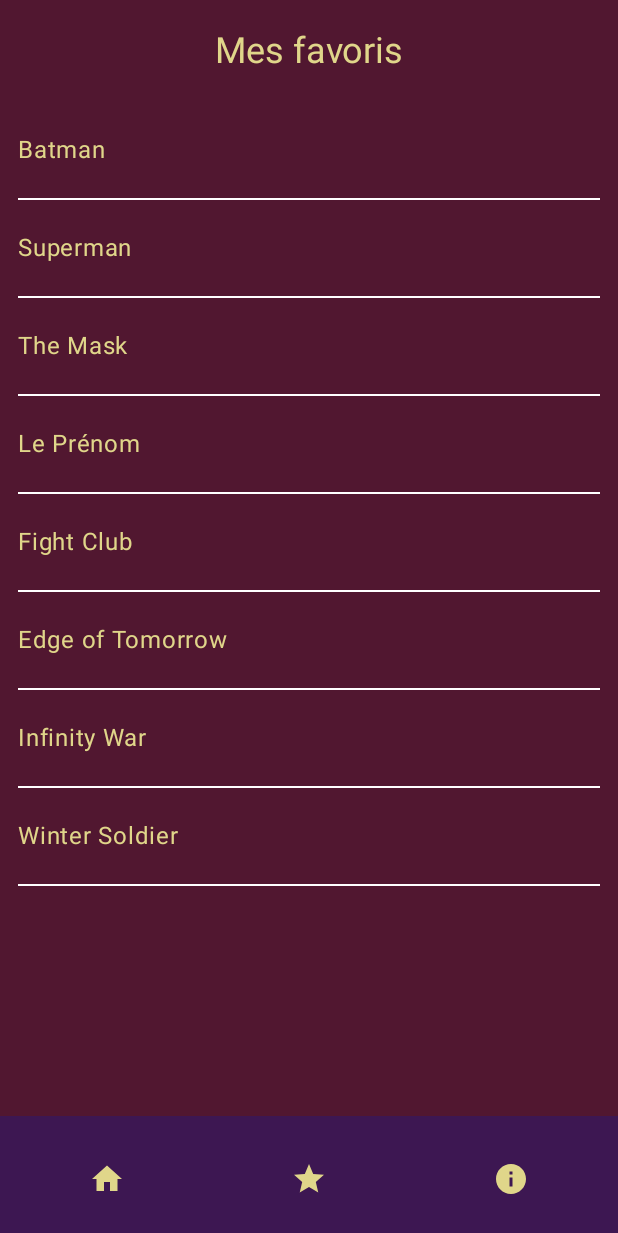
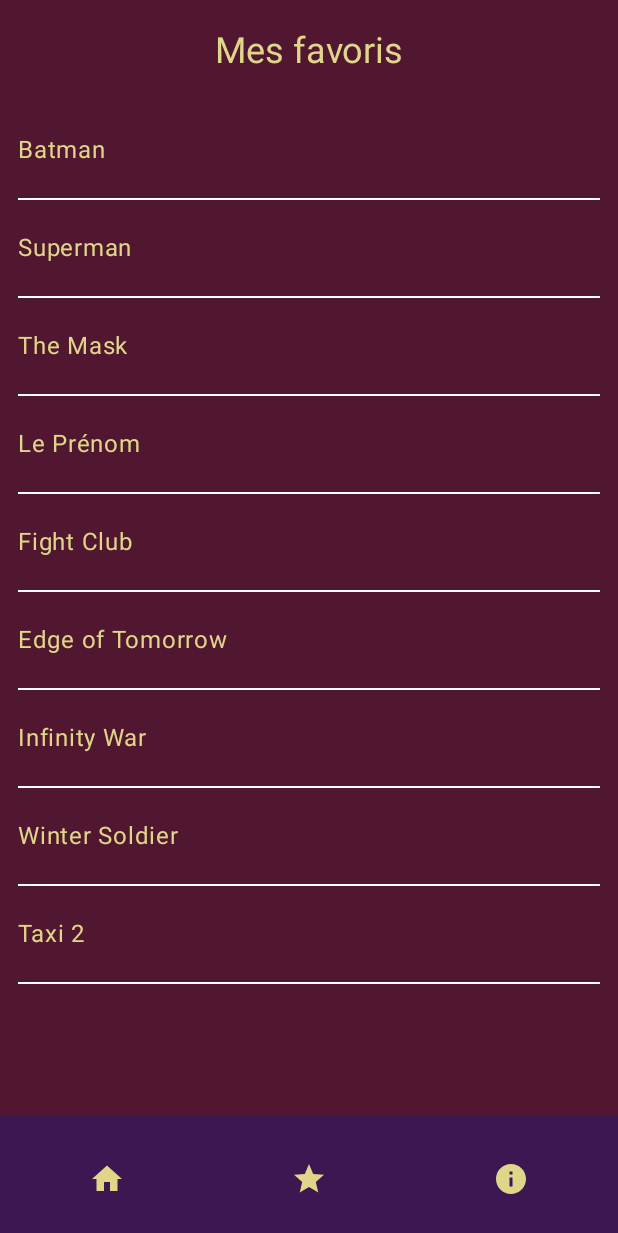
Before and after one commit to Yoogo9z/applimobilefilmprojet, an Android app built with Jetpack Compose: the @Preview function MoviePreview, on a phone screen of 412 x 824 dp. Shown: the top 1233 px of the screen. Run offline under Robolectric (Android 15) with nearby library versions, the phone set to English and light mode, and no system bars.

Commit message:
Navigation fonctionnelle

```diff
--- a/app/build.gradle.kts
+++ b/app/build.gradle.kts
@@ -69,10 +69,13 @@ dependencies {
     implementation(platform(libs.okhttp.bom))
     implementation(libs.okhttp)
     implementation(libs.logging.interceptor)
+    implementation(libs.androidx.navigation.compose.v253)
     androidTestImplementation(libs.androidx.junit)
     androidTestImplementation(libs.androidx.espresso.core)
     androidTestImplementation(platform(libs.androidx.compose.bom))
     androidTestImplementation(libs.androidx.ui.test.junit4)
     debugImplementation(libs.androidx.ui.tooling)
     debugImplementation(libs.androidx.ui.test.manifest)
+    implementation (libs.androidx.navigation.compose.v250alpha01)
+    implementation (libs.androidx.navigation.runtime.ktx)
 }
--- a/app/src/main/java/com/example/applimobilefilm/GestionActivity.kt
+++ b/app/src/main/java/com/example/applimobilefilm/GestionActivity.kt
@@ -1,5 +1,6 @@
 package com.example.applimobilefilm
 
+import android.annotation.SuppressLint
 import android.os.Bundle
 import androidx.activity.compose.setContent
 import androidx.activity.enableEdgeToEdge
@@ -22,24 +23,38 @@ import androidx.compose.ui.graphics.Color
 import androidx.compose.ui.tooling.preview.Preview
 import androidx.compose.ui.unit.dp
 import androidx.compose.ui.unit.sp
+import androidx.navigation.compose.NavHost
+import androidx.navigation.compose.composable
 import androidx.navigation.compose.rememberNavController
 import com.example.applimobilefilm.components.BottomBar
-import com.example.applimobilefilm.components.FavorisPage
 import com.example.applimobilefilm.ui.theme.ApplimobilefilmTheme
 
 class GestionActivity : AppCompatActivity() {
+    @SuppressLint("UnusedMaterial3ScaffoldPaddingParameter")
     override fun onCreate(savedInstanceState: Bundle?) {
         super.onCreate(savedInstanceState)
         enableEdgeToEdge()
-        setContent{
-            FavorisPage()
+        setContent {
+            ApplimobilefilmTheme {
+                val navController = rememberNavController()
+                Scaffold(
+                    bottomBar = {
+                        BottomBar(
+                            navController = navController,
+                            onHomeClick = { navController.navigate("home") },
+                            onStarClick = { navController.navigate("favoris") },
+                            onInfoClick = { /* Handle Info click */ }
+                        )
+                    },
+                    modifier = Modifier.fillMaxSize()
+                ) {
+                    NavHost(navController, startDestination = "favoris") {
+                        composable("favoris") {
+                        }
+                    }
+                }
+            }
         }
-//        View(R.layout.activity_gestion)
-//        ViewCompat.setOnApplyWindowInsetsListener(findViewById(R.id.main)) { v, insets ->
-//            val systemBars = insets.getInsets(WindowInsetsCompat.Type.systemBars())
-//            v.setPadding(systemBars.left, systemBars.top, systemBars.right, systemBars.bottom)
-//            insets
-//        }
     }
 }
 
@@ -52,6 +67,7 @@ fun Favoris(modifier: Modifier = Modifier) {
             Modifier
                 .fillMaxWidth()
                 .weight(10f)
+                .background(Color(0xFF511730))
         ) {
             Column(
                 modifier = Modifier
@@ -162,50 +178,54 @@ fun Favoris(modifier: Modifier = Modifier) {
                         .fillMaxWidth()
                         .background(color = Color.White)
                 )
+                Text(
+                    modifier = Modifier
+                        .padding(top = 20.dp, bottom = 20.dp),
+                    text = "Taxi 2",
+                    color = Color(0xFFE0D68A)
+                )
+                Spacer(
+                    modifier = Modifier
+                        .height(1.dp)
+                        .fillMaxWidth()
+                        .background(color = Color.White)
+                )
             }
         }
     }
 }
 
+@SuppressLint("UnusedMaterial3ScaffoldPaddingParameter")
 @Composable
-fun MoviePreviewContent(onHomeClick: () -> Unit, onStarClick: () -> Unit) {
-//    val context = LocalContext.current
+fun MoviePreviewContentFav(onHomeClick: () -> Unit, onStarClick: () -> Unit) {
+    val navController = rememberNavController()
     ApplimobilefilmTheme {
         Scaffold(
             bottomBar = {
                 BottomBar(
+                    navController = rememberNavController(),
                     onHomeClick = onHomeClick,
                     onStarClick = onStarClick,
-                    onInfoClick = { /* Handle Info click */ },
-                    navController = rememberNavController()
+                    onInfoClick = {  }
                 )
             },
             modifier = Modifier.fillMaxSize()
-        ) { innerPadding ->
+        ) {
             Column(
-                modifier = Modifier.padding(innerPadding)
+                modifier = Modifier
+                    .fillMaxHeight()
+                    .fillMaxWidth()
             ) {
-                Box(
-                    modifier = Modifier
-                        .fillMaxWidth()
-                        .background(Color(0xFF511730))
-                ) {
-                    Column(
-                        modifier = Modifier
-                            .fillMaxHeight()
-                            .fillMaxWidth()
-                    ) {
-                        Favoris(modifier = Modifier.weight(8.4f))
-                    }
-                }
+                Favoris(modifier = Modifier.weight(8.4f))
             }
         }
     }
 }
 
+
 @Preview(showBackground = true, showSystemUi = true)
 @Composable
 fun MoviePreview() {
-    MoviePreviewContent(onHomeClick = { /*TODO*/ }) {
+    MoviePreviewContentFav(onHomeClick = { /*TODO*/ }) {
     }
 }
--- a/gradle/libs.versions.toml
+++ b/gradle/libs.versions.toml
@@ -1,5 +1,7 @@
 [versions]
 agp = "8.4.0"
+androidxNavigationCompose = "2.5.3"
+androidxNavigationComposeVersion = "2.5.0-alpha01"
 converterGson = "2.9.0"
 kotlin = "1.9.0"
 coreKtx = "1.13.1"
@@ -18,6 +20,9 @@ navigationCompose = "2.7.7"
 
 [libraries]
 androidx-core-ktx = { group = "androidx.core", name = "core-ktx", version.ref = "coreKtx" }
+androidx-navigation-compose-v250alpha01 = { module = "androidx.navigation:navigation-compose", version.ref = "androidxNavigationComposeVersion" }
+androidx-navigation-compose-v253 = { module = "androidx.navigation:navigation-compose", version.ref = "androidxNavigationCompose" }
+androidx-navigation-runtime-ktx = { module = "androidx.navigation:navigation-runtime-ktx", version.ref = "androidxNavigationComposeVersion" }
 converter-gson = { module = "com.squareup.retrofit2:converter-gson", version.ref = "converterGson" }
 junit = { group = "junit", name = "junit", version.ref = "junit" }
 androidx-junit = { group = "androidx.test.ext", name = "junit", version.ref = "junitVersion" }
```
Also changed, not shown: app/src/main/java/com/example/applimobilefilm/DetailsActivity.kt (+5 -12 lines), app/src/main/java/com/example/applimobilefilm/MainActivity.kt (+22 -16 lines).
